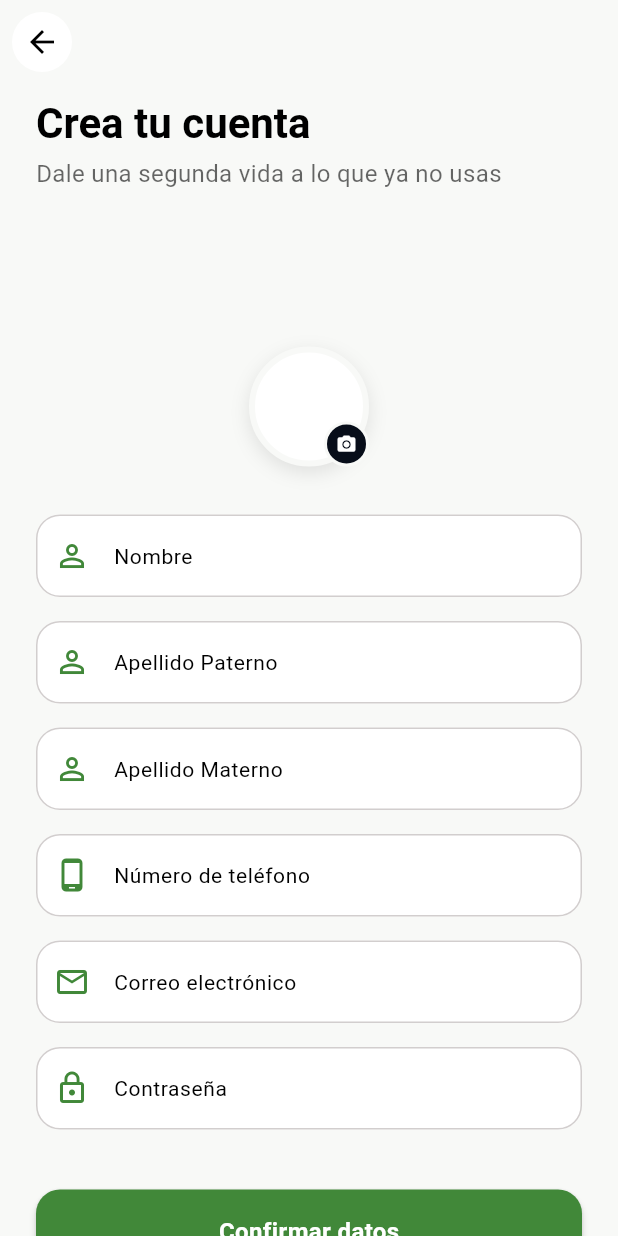
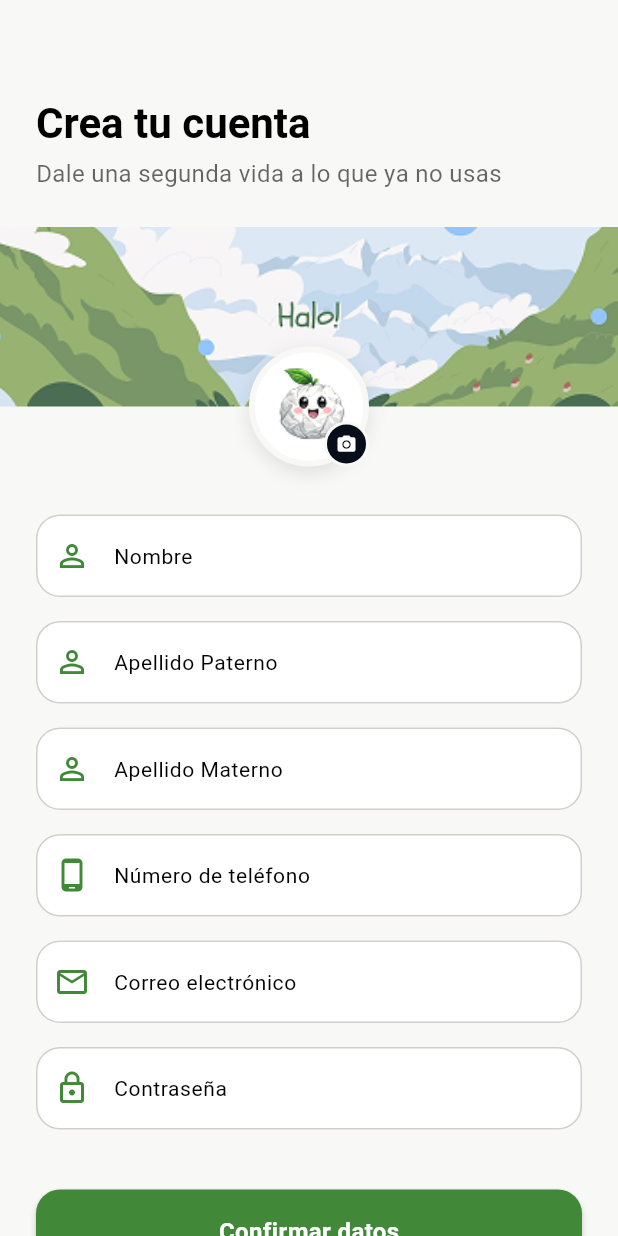
Before and after one commit to Andresito126/TreasureFlow_FrontEnd, a Flutter app: the RegisterCitizenScreen screen opened by its route, on a phone screen of 412 x 824 dp. Run offline on Flutter 3.47's test engine with Material 3 defaults, Android fonts, the phone set to English and light mode, and no system bars; our stand-ins replace device_preview, dotted_border, flutter_svg, go_router, lottie; project files that could hold a hidden picture were left out.

Commit message:
Add: on boarding finished

```diff
--- a/lib/features/auth/citizen/presentation/screens/register_citizen_screen.dart
+++ b/lib/features/auth/citizen/presentation/screens/register_citizen_screen.dart
@@ -1,10 +1,6 @@
 import 'package:flutter/material.dart';
-// import 'package:flutter_svg/flutter_svg.dart';
 import 'package:treasureflow/shared/widgets/input_field_widget.dart';
 import 'package:treasureflow/shared/widgets/primary_button_green_widget.dart';
-
-
-
 
 class RegisterCitizenScreen extends StatefulWidget {
   const RegisterCitizenScreen({super.key});
@@ -25,7 +21,6 @@ class _RegisterCitizenScreenState extends State<RegisterCitizenScreen> {
 
   @override
   void dispose() {
-
     _nameController.dispose();
     _lastNameController.dispose();
     _secondLastNameController.dispose();
@@ -35,8 +30,7 @@ class _RegisterCitizenScreenState extends State<RegisterCitizenScreen> {
     super.dispose();
   }
 
-  void _onConfirmPressed() {
-  }
+  void _onConfirmPressed() {}
 
   @override
   Widget build(BuildContext context) {
@@ -46,31 +40,11 @@ class _RegisterCitizenScreenState extends State<RegisterCitizenScreen> {
 
     return Scaffold(
       backgroundColor: colors.background,
-      appBar: AppBar(
-        backgroundColor: Colors.transparent,
-        elevation: 0,
-        // ACA EL NACK BUTTOON DEL KEVINNNNNNNNN
-
-
-        leading: Padding(
-          padding: const EdgeInsets.all(8.0),
-          child: Container(
-            decoration: BoxDecoration(
-              color: colors.surface,
-              shape: BoxShape.circle,
-            ),
-            child: IconButton(
-              icon: Icon(Icons.arrow_back, color: colors.onSurface),
-              onPressed: () => Navigator.pop(context),
-            ),
-          ),
-        ),
-      ),
+      appBar: AppBar(backgroundColor: Colors.transparent, elevation: 0),
       body: SingleChildScrollView(
         child: Column(
           crossAxisAlignment: CrossAxisAlignment.start,
           children: [
-            // 1. TÍTULOS
             Padding(
               padding: const EdgeInsets.symmetric(horizontal: 24.0),
               child: Column(
@@ -97,7 +71,6 @@ class _RegisterCitizenScreenState extends State<RegisterCitizenScreen> {
 
             const SizedBox(height: 24),
 
-            // ACA DEJARE EL ALTO HARDCODEADO DE MIENTRAS!!!!!!!!!!!! LUEGO SERA RESPONSIVE
             SizedBox(
               height: 160,
               child: Stack(
@@ -107,45 +80,37 @@ class _RegisterCitizenScreenState extends State<RegisterCitizenScreen> {
                     height: 120,
                     width: double.infinity,
                     clipBehavior: Clip.antiAlias,
-                    decoration: const BoxDecoration(
+                    decoration: const BoxDecoration(),
 
+                    child: Image.asset(
+                      'assets/auth/banner.png',
+                      fit: BoxFit.cover,
+                      errorBuilder: (context, error, stackTrace) => Container(
+                        color: colors.surfaceVariant,
+                        child: const Center(child: Icon(Icons.image, size: 50)),
+                      ),
                     ),
-
-                    // FOTO BANNERRRRRRRRRRRRRRRRRR
-
-
-                    // child: SvgPicture.asset(
-                    //   'assets/images/banner_placeholder.svg',
-                    //   fit: BoxFit.cover,
-                    //   placeholderBuilder: (context) => Container(
-                    //     color: colors.surfaceVariant,
-                    //     child: const Center(child: Icon(Icons.image, size: 50)),
-                    //   ),
-                    // ),
                   ),
 
                   Positioned(
                     bottom: 0,
                     child: GestureDetector(
                       onTap: () {
-
-                        // LOGICA DE CAMARA
                         print("Seleccionar foto de perfil");
                       },
                       child: Stack(
                         alignment: Alignment.bottomRight,
                         children: [
-                          // ACA VA BASURINIIIIII
-
-
-
                           Container(
                             height: 80,
                             width: 80,
                             decoration: BoxDecoration(
                               shape: BoxShape.circle,
                               color: colors.surface,
-                              border: Border.all(color: colors.background, width: 4),
+                              border: Border.all(
+                                color: colors.background,
+                                width: 4,
+                              ),
                               boxShadow: [
                                 BoxShadow(
                                   color: Colors.black.withOpacity(0.1),
@@ -154,26 +119,29 @@ class _RegisterCitizenScreenState extends State<RegisterCitizenScreen> {
                                 ),
                               ],
                             ),
-
-                            // aca basuriniiiiiiiiiii pero svt
-
-                            // child: ClipOval(
-
-                            //   child: Image.asset(
-                            //     '/imagenes/basurini_avatar.png',
-                            //     fit: BoxFit.cover,
-                            //     errorBuilder: (context, error, stackTrace) => const Icon(Icons.person, size: 40),
-                            //   ),
-                            // ),
+                            child: ClipOval(
+                              child: Image.asset(
+                                'assets/auth/basurini_ball.png',
+                                fit: BoxFit.cover,
+                                errorBuilder: (context, error, stackTrace) =>
+                                    const Icon(
+                                      Icons.person,
+                                      size: 40,
+                                      color: Colors.grey,
+                                    ),
+                              ),
+                            ),
                           ),
-
 
                           Container(
                             padding: const EdgeInsets.all(6),
                             decoration: BoxDecoration(
                               color: colors.secondary,
                               shape: BoxShape.circle,
-                              border: Border.all(color: colors.background, width: 2),
+                              border: Border.all(
+                                color: colors.background,
+                                width: 2,
+                              ),
                             ),
                             child: const Icon(
                               Icons.camera_alt,
@@ -243,7 +211,6 @@ class _RegisterCitizenScreenState extends State<RegisterCitizenScreen> {
 
                     const SizedBox(height: 40),
 
-
                     PrimaryButtonGreenWidget(
                       text: 'Confirmar datos',
                       onPressed: _onConfirmPressed,
--- a/lib/features/onboarding/presentation/screens/onboarding_step1_screen.dart
+++ b/lib/features/onboarding/presentation/screens/onboarding_step1_screen.dart
@@ -56,7 +56,7 @@ class OnboardingStep1Screen extends StatelessWidget {
                           children: [
                             const SizedBox(width: 12),
                             Text(
-                              'Treasure Flow',
+                              'SoftGenix',
                               style: theme.textTheme.titleLarge?.copyWith(
                                 color: Colors.white,
                               ),
```
Also changed, not shown: lib/features/onboarding/presentation/screens/select_role_step5_screen.dart (+76 -47 lines), assets/auth/banner.png (added), assets/auth/basurini_ball.png (added), assets/auth/step2_diagram.svg (added).
